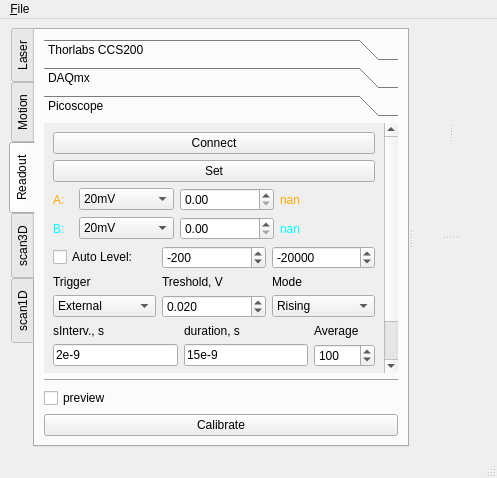
The window that microV.ui (xkronosua/microV) describes before a commit, drawn with Qt 5.
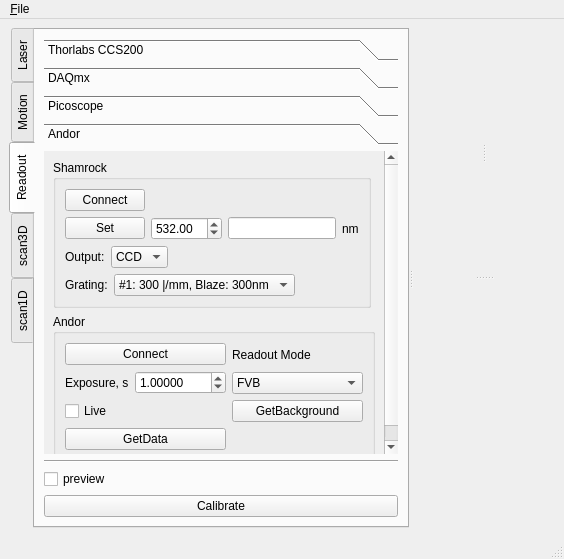
The same window after the commit. The open tabs and pages were chosen to show the change.

Commit message: shamrock+andor

The edit to the form file:
```diff
--- a/microV.ui
+++ b/microV.ui
@@ -6,8 +6,8 @@
    <rect>
     <x>0</x>
     <y>0</y>
-    <width>497</width>
-    <height>471</height>
+    <width>564</width>
+    <height>559</height>
    </rect>
   </property>
   <property name="windowTitle">
@@ -453,7 +453,7 @@
          <item>
           <widget class="QToolBox" name="toolBox_2">
            <property name="currentIndex">
-            <number>2</number>
+            <number>3</number>
            </property>
            <widget class="QWidget" name="CCS200">
             <property name="geometry">
@@ -607,7 +607,7 @@
              <rect>
               <x>0</x>
               <y>0</y>
-              <width>339</width>
+              <width>240</width>
               <height>291</height>
              </rect>
             </property>
@@ -1008,6 +1008,235 @@
              </item>
             </layout>
            </widget>
+           <widget class="QWidget" name="Andor">
+            <property name="geometry">
+             <rect>
+              <x>0</x>
+              <y>0</y>
+              <width>339</width>
+              <height>309</height>
+             </rect>
+            </property>
+            <attribute name="label">
+             <string>Andor</string>
+            </attribute>
+            <layout class="QVBoxLayout" name="verticalLayout_9">
+             <item>
+              <widget class="QGroupBox" name="groupBox_5">
+               <property name="sizePolicy">
+                <sizepolicy hsizetype="Maximum" vsizetype="Preferred">
+                 <horstretch>0</horstretch>
+                 <verstretch>0</verstretch>
+                </sizepolicy>
+               </property>
+               <property name="title">
+                <string>Shamrock</string>
+               </property>
+               <layout class="QFormLayout" name="formLayout">
+                <item row="0" column="0">
+                 <widget class="QPushButton" name="shamrockConnect">
+                  <property name="text">
+                   <string>Connect</string>
+                  </property>
+                  <property name="checkable">
+                   <bool>true</bool>
+                  </property>
+                 </widget>
+                </item>
+                <item row="1" column="0">
+                 <layout class="QHBoxLayout" name="horizontalLayout_8">
+                  <item>
+                   <widget class="QPushButton" name="shamrockSetWavelength">
+                    <property name="text">
+                     <string>Set</string>
+                    </property>
+                   </widget>
+                  </item>
+                  <item>
+                   <widget class="QDoubleSpinBox" name="shamrockWavelength_to_set">
+                    <property name="maximum">
+                     <double>2000.000000000000000</double>
+                    </property>
+                    <property name="value">
+                     <double>532.000000000000000</double>
+                    </property>
+                   </widget>
+                  </item>
+                  <item>
+                   <widget class="QLineEdit" name="shamrockWavelength">
+                    <property name="readOnly">
+                     <bool>true</bool>
+                    </property>
+                   </widget>
+                  </item>
+                  <item>
+                   <widget class="QLabel" name="nm">
+                    <property name="text">
+                     <string>nm</string>
+                    </property>
+                   </widget>
+                  </item>
+                 </layout>
+                </item>
+                <item row="2" column="0">
+                 <layout class="QHBoxLayout" name="horizontalLayout_7">
+                  <item>
+                   <widget class="QLabel" name="label_17">
+                    <property name="text">
+                     <string>Output:</string>
+                    </property>
+                   </widget>
+                  </item>
+                  <item>
+                   <widget class="QComboBox" name="shamrockPort">
+                    <item>
+                     <property name="text">
+                      <string>CCD</string>
+                     </property>
+                    </item>
+                    <item>
+                     <property name="text">
+                      <string>PMT</string>
+                     </property>
+                    </item>
+                   </widget>
+                  </item>
+                 </layout>
+                </item>
+                <item row="3" column="0">
+                 <layout class="QHBoxLayout" name="horizontalLayout_9">
+                  <item>
+                   <widget class="QLabel" name="label_18">
+                    <property name="text">
+                     <string>Grating:</string>
+                    </property>
+                   </widget>
+                  </item>
+                  <item>
+                   <widget class="QComboBox" name="shamrockGrating">
+                    <item>
+                     <property name="text">
+                      <string>#1: 300 |/mm, Blaze: 300nm</string>
+                     </property>
+                    </item>
+                    <item>
+                     <property name="text">
+                      <string>#2: 300 |/mm, Blaze: 500nm</string>
+                     </property>
+                    </item>
+                   </widget>
+                  </item>
+                 </layout>
+                </item>
+               </layout>
+               <zorder>shamrockConnect</zorder>
+               <zorder></zorder>
+               <zorder></zorder>
+              </widget>
+             </item>
+             <item>
+              <widget class="QGroupBox" name="groupBox_6">
+               <property name="sizePolicy">
+                <sizepolicy hsizetype="Preferred" vsizetype="Preferred">
+                 <horstretch>0</horstretch>
+                 <verstretch>0</verstretch>
+                </sizepolicy>
+               </property>
+               <property name="title">
+                <string>Andor</string>
+               </property>
+               <layout class="QGridLayout" name="gridLayout_13">
+                <item row="2" column="0">
+                 <widget class="QCheckBox" name="andorCameraLive">
+                  <property name="text">
+                   <string>Live</string>
+                  </property>
+                 </widget>
+                </item>
+                <item row="0" column="1" rowspan="2">
+                 <layout class="QVBoxLayout" name="verticalLayout_10">
+                  <item>
+                   <widget class="QLabel" name="label_20">
+                    <property name="text">
+                     <string>Readout Mode</string>
+                    </property>
+                   </widget>
+                  </item>
+                  <item>
+                   <widget class="QComboBox" name="andorCameraReadoutMode">
+                    <item>
+                     <property name="text">
+                      <string>FVB</string>
+                     </property>
+                    </item>
+                    <item>
+                     <property name="text">
+                      <string>Image</string>
+                     </property>
+                    </item>
+                   </widget>
+                  </item>
+                 </layout>
+                </item>
+                <item row="1" column="0">
+                 <layout class="QHBoxLayout" name="horizontalLayout_10">
+                  <item>
+                   <widget class="QLabel" name="label_19">
+                    <property name="text">
+                     <string>Exposure, s</string>
+                    </property>
+                   </widget>
+                  </item>
+                  <item>
+                   <widget class="QDoubleSpinBox" name="andorCameraExposure">
+                    <property name="decimals">
+                     <number>5</number>
+                    </property>
+                    <property name="minimum">
+                     <double>0.000010000000000</double>
+                    </property>
+                    <property name="maximum">
+                     <double>1000.000000000000000</double>
+                    </property>
+                    <property name="value">
+                     <double>1.000000000000000</double>
+                    </property>
+                   </widget>
+                  </item>
+                 </layout>
+                </item>
+                <item row="0" column="0">
+                 <widget class="QPushButton" name="andorCameraConnect">
+                  <property name="text">
+                   <string>Connect</string>
+                  </property>
+                  <property name="checkable">
+                   <bool>true</bool>
+                  </property>
+                 </widget>
+                </item>
+                <item row="2" column="1">
+                 <widget class="QPushButton" name="andorCameraGetBackground">
+                  <property name="text">
+                   <string>GetBackground</string>
+                  </property>
+                 </widget>
+                </item>
+                <item row="3" column="0">
+                 <widget class="QPushButton" name="andorCameraGetData">
+                  <property name="text">
+                   <string>GetData</string>
+                  </property>
+                  <property name="checkable">
+                   <bool>true</bool>
+                  </property>
+                 </widget>
+                </item>
+               </layout>
+              </widget>
+             </item>
+            </layout>
+           </widget>
           </widget>
          </item>
          <item>
@@ -1544,7 +1773,7 @@
     <rect>
      <x>0</x>
      <y>0</y>
-     <width>497</width>
+     <width>564</width>
      <height>21</height>
     </rect>
    </property>
```
Left out of the diff: 4 changed lines with no effect on the pictures. The commit also changes 36 other files.
